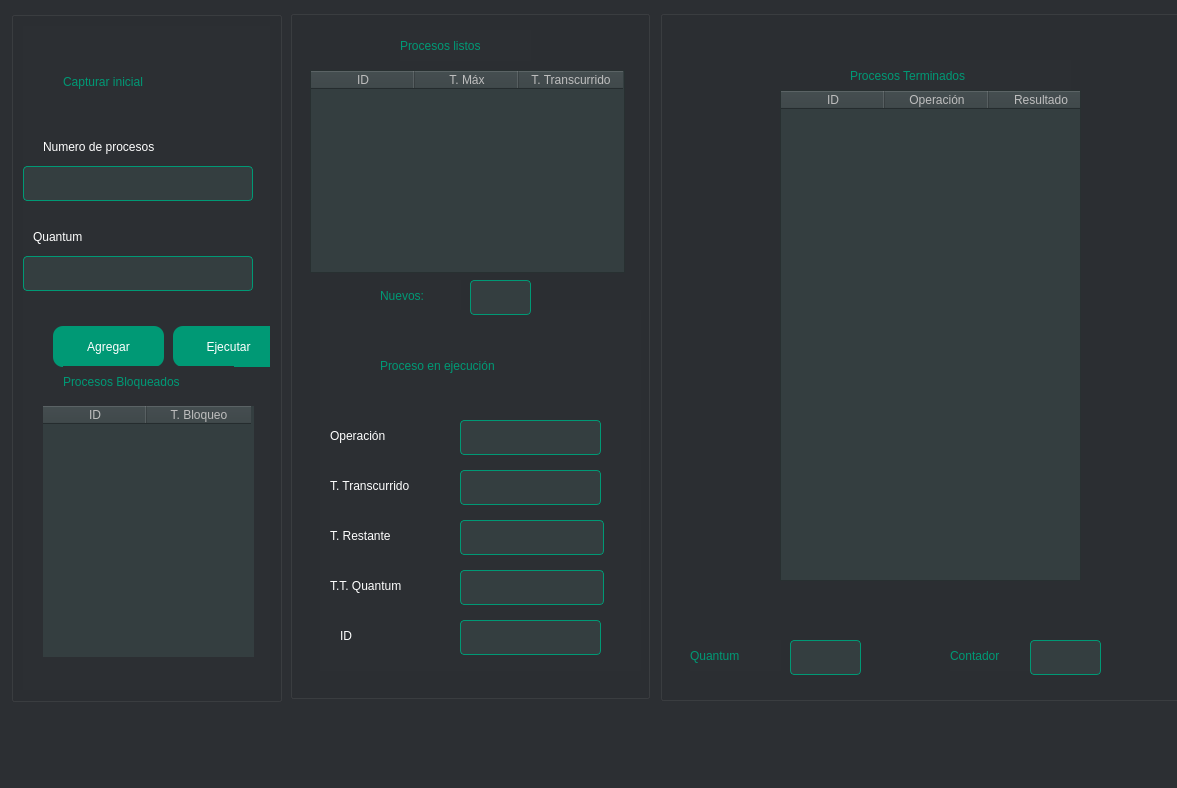
Above: view/mainwindow.ui from IvanBM18/Batch-Processing before the change. Below: the same form after it.
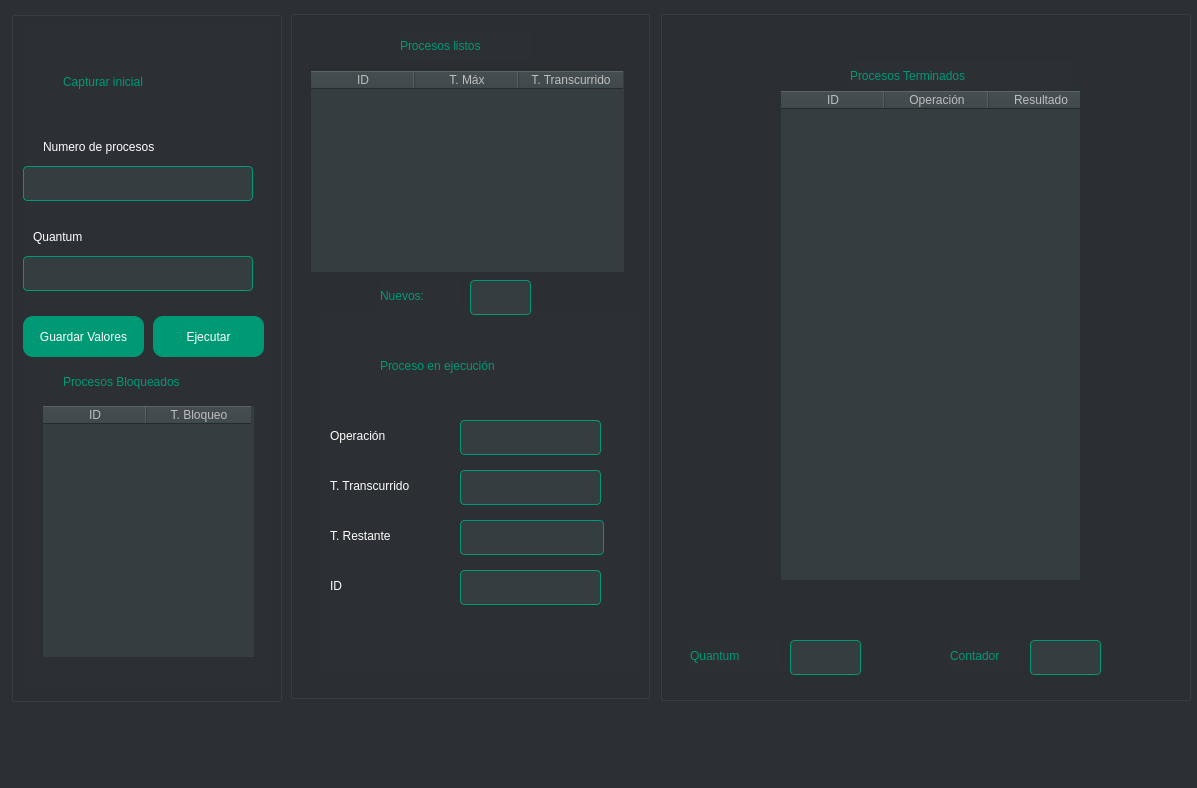
That is the form after the change.

```diff
--- a/view/mainwindow.ui
+++ b/view/mainwindow.ui
@@ -6,7 +6,7 @@
    <rect>
     <x>0</x>
     <y>0</y>
-    <width>1177</width>
+    <width>1197</width>
     <height>788</height>
    </rect>
   </property>
@@ -116,9 +116,9 @@
        <widget class="QPushButton" name="pushButton_Agregar">
         <property name="geometry">
          <rect>
-          <x>30</x>
-          <y>300</y>
-          <width>111</width>
+          <x>0</x>
+          <y>290</y>
+          <width>121</width>
           <height>41</height>
          </rect>
         </property>
@@ -129,14 +129,14 @@
 border-radius: 10px;</string>
         </property>
         <property name="text">
-         <string>Agregar</string>
+         <string>Guardar Valores</string>
         </property>
        </widget>
        <widget class="QPushButton" name="pushButton_Ejecutar">
         <property name="geometry">
          <rect>
-          <x>150</x>
-          <y>300</y>
+          <x>130</x>
+          <y>290</y>
           <width>111</width>
           <height>41</height>
          </rect>
@@ -429,7 +429,7 @@
       <property name="geometry">
        <rect>
         <x>140</x>
-        <y>310</y>
+        <y>260</y>
         <width>141</width>
         <height>35</height>
        </rect>
@@ -499,39 +499,11 @@
 border-radius: 4px;</string>
       </property>
      </widget>
-     <widget class="QLineEdit" name="textBox_quantum">
-      <property name="geometry">
-       <rect>
-        <x>140</x>
-        <y>260</y>
-        <width>144</width>
-        <height>35</height>
-       </rect>
-      </property>
-      <property name="minimumSize">
-       <size>
-        <width>60</width>
-        <height>35</height>
-       </size>
-      </property>
-      <property name="maximumSize">
-       <size>
-        <width>230</width>
-        <height>35</height>
-       </size>
-      </property>
-      <property name="styleSheet">
-       <string notr="true">background-color: rgb(52, 62, 64);
-color: rgb(255, 255, 255);
-border: 1px solid rgb(0, 153, 117);
-border-radius: 4px;</string>
-      </property>
-     </widget>
      <widget class="QLabel" name="label_id">
       <property name="geometry">
        <rect>
-        <x>20</x>
-        <y>310</y>
+        <x>10</x>
+        <y>260</y>
         <width>31</width>
         <height>31</height>
        </rect>
@@ -545,24 +517,6 @@
        <string>ID</string>
       </property>
      </widget>
-     <widget class="QLabel" name="label_quantum_tt">
-      <property name="geometry">
-       <rect>
-        <x>10</x>
-        <y>260</y>
-        <width>101</width>
-        <height>31</height>
-       </rect>
-      </property>
-      <property name="styleSheet">
-       <string notr="true">color:rgb(255, 255, 255);
-font: 10pt &quot;Segoe UI Emoji&quot;;
-</string>
-      </property>
-      <property name="text">
-       <string>T.T. Quantum</string>
-      </property>
-     </widget>
     </widget>
     <widget class="QTableWidget" name="tablaProcesos">
      <property name="enabled">
```
Left out of the diff: 4 changed lines with no effect on the pictures.
